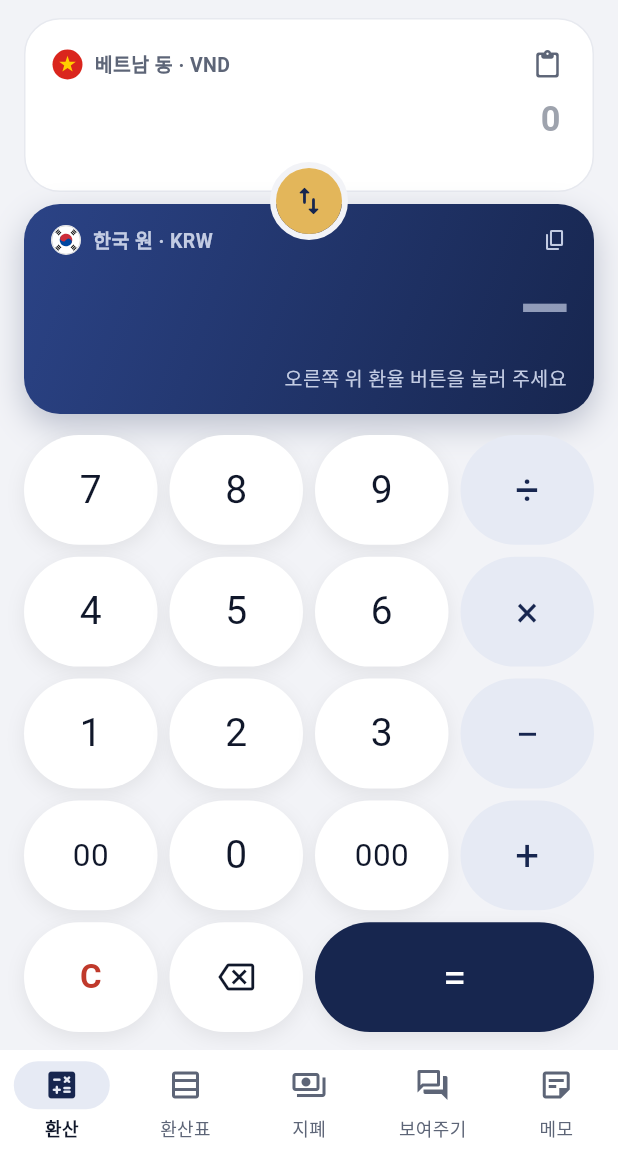
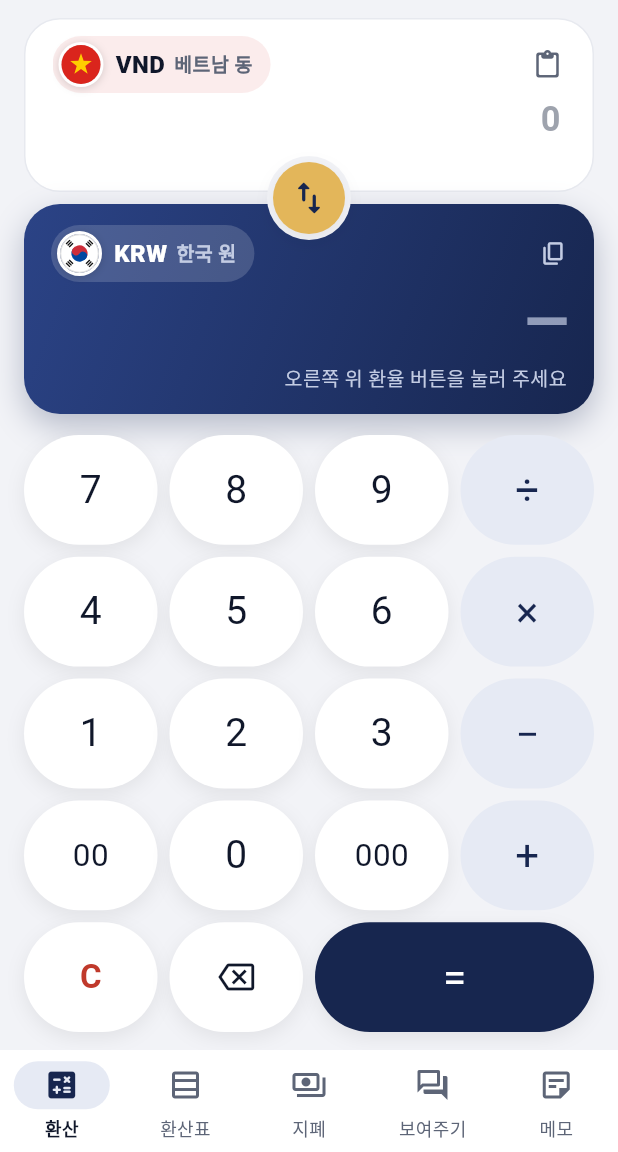
Before and after one commit to hee6635/Currency, a Flutter app: the screen it shows after launch, on a phone screen of 412 x 824 dp, the part 84-1236 px from its top. Run offline on Flutter 3.47's test engine with Material 3 defaults, Android fonts, the phone set to English and light mode, and no system bars; our stand-ins replace shared_preferences; network calls fail.

Commit message:
환산 카드: 통화별 색, 잘 보이는 통화 표시, 바꾸기 버튼 반응
- 결과 카드가 바꿀 통화의 색을 따라감 (원 = 남색, 동 = 베트남 빨강)
  → 바꾸기 버튼을 누르면 색이 바뀌어 방향이 한눈에 보임
- 바꿀 때 위 카드 내용은 아래로, 아래 카드 내용은 위로 미끄러지며 자리 바꿈
- 통화 표시: 국기 26px + 흰 테두리, 코드(VND/KRW) 굵게, 알약 배경
- 바꾸기 버튼: 더 크게, 누르면 눌리는 느낌 + 화살표 반 바퀴 회전 + 진동

Co-Authored-By: Claude Opus 5.5 <noreply@anthropic.com>
Claude-Session: https://claude.ai/code/session_01BF3QGQfAiwtZXxjRey9N4Z

```diff
--- a/flutter_app/lib/ui/common.dart
+++ b/flutter_app/lib/ui/common.dart
@@ -156,8 +156,20 @@ class _KrFlag extends CustomPainter {
     c.rotate(math.atan2(2, 3));
     final red = Paint()..color = const Color(0xFFCD2E3A);
     final blue = Paint()..color = const Color(0xFF0047A0);
-    c.drawArc(Rect.fromCircle(center: Offset.zero, radius: t), math.pi, math.pi, true, red);
-    c.drawArc(Rect.fromCircle(center: Offset.zero, radius: t), 0, math.pi, true, blue);
+    c.drawArc(
+      Rect.fromCircle(center: Offset.zero, radius: t),
+      math.pi,
+      math.pi,
+      true,
+      red,
+    );
+    c.drawArc(
+      Rect.fromCircle(center: Offset.zero, radius: t),
+      0,
+      math.pi,
+      true,
+      blue,
+    );
     c.drawCircle(Offset(-t / 2, 0), t / 2, red);
     c.drawCircle(Offset(t / 2, 0), t / 2, blue);
     c.restore();
@@ -184,7 +196,11 @@ class _KrFlag extends CustomPainter {
 
 /// 모서리가 둥근 흰 카드
 class Panel extends StatelessWidget {
-  const Panel({super.key, required this.child, this.padding = const EdgeInsets.all(18)});
+  const Panel({
+    super.key,
+    required this.child,
+    this.padding = const EdgeInsets.all(18),
+  });
   final Widget child;
   final EdgeInsets padding;
 
@@ -202,6 +218,18 @@ class Panel extends StatelessWidget {
     );
   }
 }
+
+/// 통화마다 고유한 색: 동 = 베트남 국기 빨강, 원 = 남색.
+/// 결과 카드가 바꿀 통화의 색을 따라가서 방향이 한눈에 보인다.
+List<Color> currencyGradient(Currency c, Palette p, Brightness b) {
+  if (c == Currency.krw) return [p.navyHi, p.navy];
+  return b == Brightness.light
+      ? const [Color(0xFFD7383F), Color(0xFF961A24)]
+      : const [Color(0xFFB4323A), Color(0xFF6A131B)];
+}
+
+Color currencyAccent(Currency c, Palette p) =>
+    c == Currency.vnd ? const Color(0xFFD32F2F) : p.navyHi;
 
 /// 남색 강조 카드 (결과, 합계)
 BoxDecoration navyCard(Palette p) => BoxDecoration(
@@ -224,6 +252,9 @@ void toast(BuildContext context, String msg) {
   ScaffoldMessenger.of(context)
     ..hideCurrentSnackBar()
     ..showSnackBar(
-      SnackBar(content: Text(msg), duration: const Duration(milliseconds: 1400)),
+      SnackBar(
+        content: Text(msg),
+        duration: const Duration(milliseconds: 1400),
+      ),
     );
 }
--- a/flutter_app/lib/ui/convert_page.dart
+++ b/flutter_app/lib/ui/convert_page.dart
@@ -31,13 +31,16 @@ class ConvertPage extends StatelessWidget {
                         children: [
                           Column(
                             children: [
-                              SizedBox(height: fromH, child: const _InputCard()),
+                              SizedBox(
+                                height: fromH,
+                                child: const _InputCard(),
+                              ),
                               const SizedBox(height: 8),
                               SizedBox(height: toH, child: const _ResultCard()),
                             ],
                           ),
                           Positioned(
-                            top: fromH + 4 - 24,
+                            top: fromH + 4 - 28,
                             left: 0,
                             right: 0,
                             child: const Center(child: _SwapButton()),
@@ -58,25 +61,76 @@ class ConvertPage extends StatelessWidget {
   }
 }
 
+/// 카드 위쪽 통화 표시: 국기 + 통화 코드(굵게) + 이름, 반투명 알약 배경 위에
 class _CardLabel extends StatelessWidget {
-  const _CardLabel(this.currency, this.color, {this.trailing});
+  const _CardLabel(this.currency, {required this.onNavy, this.trailing});
   final Currency currency;
-  final Color color;
+  final bool onNavy;
   final Widget? trailing;
 
   @override
-  Widget build(BuildContext context) => Row(
+  Widget build(BuildContext context) {
+    final p = context.palette;
+    final strong = onNavy ? p.onNavy : p.ink;
+    final soft = onNavy ? p.onNavyMuted : p.muted;
+    return Row(
       children: [
-      FlagIcon(currency, size: 20),
+        Container(
+          padding: const EdgeInsets.fromLTRB(4, 4, 12, 4),
+          decoration: BoxDecoration(
+            color: onNavy
+                ? Colors.white.withValues(alpha: 0.16)
+                : currencyAccent(currency, p).withValues(
+                    alpha: Theme.of(context).brightness == Brightness.light
+                        ? 0.09
+                        : 0.22,
+                  ),
+            borderRadius: BorderRadius.circular(999),
+          ),
+          child: Row(
+            mainAxisSize: MainAxisSize.min,
+            children: [
+              Container(
+                decoration: BoxDecoration(
+                  shape: BoxShape.circle,
+                  border: Border.all(color: Colors.white, width: 2),
+                  boxShadow: [
+                    BoxShadow(
+                      color: Colors.black.withValues(alpha: 0.15),
+                      blurRadius: 4,
+                      offset: const Offset(0, 1),
+                    ),
+                  ],
+                ),
+                child: FlagIcon(currency, size: 26),
+              ),
               const SizedBox(width: 8),
               Text(
-        '${currency.name} · ${currency.code}',
-        style: TextStyle(fontSize: 13, fontWeight: FontWeight.w600, color: color),
+                currency.code,
+                style: TextStyle(
+                  fontSize: 16,
+                  fontWeight: FontWeight.w800,
+                  color: strong,
+                  letterSpacing: 0.3,
+                ),
+              ),
+              const SizedBox(width: 6),
+              Text(
+                currency.name,
+                style: TextStyle(
+                  fontSize: 13,
+                  fontWeight: FontWeight.w600,
+                  color: soft,
+                ),
+              ),
+            ],
+          ),
         ),
         const Spacer(),
         ?trailing,
       ],
     );
+  }
 }
 
 class _InputCard extends StatelessWidget {
@@ -99,16 +153,23 @@ class _InputCard extends StatelessWidget {
 
     return Panel(
       padding: const EdgeInsets.fromLTRB(18, 10, 10, 12),
+      child: _SwapSlide(
+        value: s.from,
+        fromBelow: false,
         child: Column(
           crossAxisAlignment: CrossAxisAlignment.stretch,
           children: [
             _CardLabel(
               s.from,
-            p.muted,
+              onNavy: false,
               trailing: IconButton(
                 tooltip: '금액 붙여넣기',
                 visualDensity: VisualDensity.compact,
-              icon: Icon(Icons.content_paste_rounded, size: 20, color: p.muted),
+                icon: Icon(
+                  Icons.content_paste_rounded,
+                  size: 20,
+                  color: p.muted,
+                ),
                 onPressed: () async {
                   final data = await Clipboard.getData(Clipboard.kTextPlain);
                   if (!context.mounted) return;
@@ -131,7 +192,9 @@ class _InputCard extends StatelessWidget {
                         fontSize: 34,
                         fontWeight: FontWeight.w600,
                         letterSpacing: -0.8,
-                      color: s.expr.isEmpty ? p.muted.withValues(alpha: 0.6) : p.ink,
+                        color: s.expr.isEmpty
+                            ? p.muted.withValues(alpha: 0.6)
+                            : p.ink,
                         fontFeatures: tabular,
                       ),
                     ),
@@ -155,6 +218,46 @@ class _InputCard extends StatelessWidget {
             ),
           ],
         ),
+      ),
+    );
+  }
+}
+
+/// 통화를 바꿀 때 카드 내용이 자리를 바꾸듯 미끄러지며 바뀐다.
+/// 위 카드는 위에서, 아래 카드는 아래에서 들어온다.
+class _SwapSlide extends StatelessWidget {
+  const _SwapSlide({
+    required this.value,
+    required this.fromBelow,
+    required this.child,
+  });
+  final Currency value;
+  final bool fromBelow;
+  final Widget child;
+
+  @override
+  Widget build(BuildContext context) {
+    return AnimatedSwitcher(
+      duration: const Duration(milliseconds: 320),
+      switchInCurve: Curves.easeOutCubic,
+      switchOutCurve: Curves.easeInCubic,
+      layoutBuilder: (current, previous) =>
+          Stack(fit: StackFit.expand, children: [...previous, ?current]),
+      transitionBuilder: (child, a) {
+        final entering = child.key == ValueKey(value);
+        final dir = fromBelow ? 1.0 : -1.0;
+        final begin = Offset(0, (entering ? 0.6 : -0.6) * dir);
+        return ClipRect(
+          child: FadeTransition(
+            opacity: a,
+            child: SlideTransition(
+              position: Tween(begin: begin, end: Offset.zero).animate(a),
+              child: child,
+            ),
+          ),
+        );
+      },
+      child: KeyedSubtree(key: ValueKey(value), child: child),
     );
   }
 }
@@ -190,13 +293,31 @@ class _ResultCard extends StatelessWidget {
           if (r >= 1000) subs.add('${fmt(r / 1000)}K');
         }
         if (s.feePercent > 0) {
-          feeLine = '수수료 ${s.feePercent.toStringAsFixed(1)}% 반영 ≈ ${fmt(s.withFee(r))}${to.unit}';
+          feeLine =
+              '수수료 ${s.feePercent.toStringAsFixed(1)}% 반영 ≈ ${fmt(s.withFee(r))}${to.unit}';
         }
       }
     }
 
-    return DecoratedBox(
-      decoration: navyCard(p),
+    final colors = currencyGradient(to, p, Theme.of(context).brightness);
+    return AnimatedContainer(
+      duration: const Duration(milliseconds: 380),
+      curve: Curves.easeOutCubic,
+      decoration: BoxDecoration(
+        borderRadius: BorderRadius.circular(24),
+        gradient: LinearGradient(
+          begin: Alignment.topLeft,
+          end: Alignment.bottomRight,
+          colors: colors,
+        ),
+        boxShadow: [
+          BoxShadow(
+            color: colors.last.withValues(alpha: 0.28),
+            blurRadius: 18,
+            offset: const Offset(0, 8),
+          ),
+        ],
+      ),
       child: Material(
         type: MaterialType.transparency,
         child: InkWell(
@@ -210,13 +331,20 @@ class _ResultCard extends StatelessWidget {
                 },
           child: Padding(
             padding: const EdgeInsets.fromLTRB(18, 14, 18, 14),
+            child: _SwapSlide(
+              value: to,
+              fromBelow: true,
               child: Column(
                 crossAxisAlignment: CrossAxisAlignment.stretch,
                 children: [
                   _CardLabel(
                     to,
-                  p.onNavyMuted,
-                  trailing: Icon(Icons.copy_rounded, size: 16, color: p.onNavyMuted),
+                    onNavy: true,
+                    trailing: Icon(
+                      Icons.copy_rounded,
+                      size: 18,
+                      color: p.onNavyMuted,
+                    ),
                   ),
                   Expanded(
                     child: Align(
@@ -235,7 +363,10 @@ class _ResultCard extends StatelessWidget {
                           transitionBuilder: (child, a) => FadeTransition(
                             opacity: a,
                             child: SlideTransition(
-                            position: Tween(begin: const Offset(0, 0.25), end: Offset.zero).animate(a),
+                              position: Tween(
+                                begin: const Offset(0, 0.25),
+                                end: Offset.zero,
+                              ).animate(a),
                               child: child,
                             ),
                           ),
@@ -246,7 +377,9 @@ class _ResultCard extends StatelessWidget {
                               fontSize: 42,
                               fontWeight: FontWeight.w800,
                               letterSpacing: -1.2,
-                            color: s.expr.isEmpty ? p.onNavyMuted.withValues(alpha: 0.7) : p.onNavy,
+                              color: s.expr.isEmpty
+                                  ? p.onNavyMuted.withValues(alpha: 0.7)
+                                  : p.onNavy,
                               fontFeatures: tabular,
                             ),
                           ),
@@ -259,7 +392,11 @@ class _ResultCard extends StatelessWidget {
                     textAlign: TextAlign.right,
                     maxLines: 1,
                     overflow: TextOverflow.ellipsis,
-                  style: TextStyle(fontSize: 13, color: p.onNavyMuted, fontFeatures: tabular),
+                    style: TextStyle(
+                      fontSize: 13,
+                      color: p.onNavyMuted,
+                      fontFeatures: tabular,
+                    ),
                   ),
                   if (feeLine != null)
                     Text(
@@ -279,37 +416,47 @@ class _ResultCard extends StatelessWidget {
             ),
           ),
         ),
+      ),
     );
   }
 }
 
-class _SwapButton extends StatelessWidget {
+/// 통화 바꾸기 버튼: 누르면 살짝 눌리고, 화살표가 반 바퀴 돈다
+class _SwapButton extends StatefulWidget {
   const _SwapButton();
+
+  @override
+  State<_SwapButton> createState() => _SwapButtonState();
+}
+
+class _SwapButtonState extends State<_SwapButton> {
+  double _turns = 0;
 
   @override
   Widget build(BuildContext context) {
     final p = context.palette;
-    return Container(
-      decoration: BoxDecoration(
-        shape: BoxShape.circle,
-        border: Border.all(color: p.bg, width: 4),
-      ),
-      child: Material(
+    return Semantics(
+      button: true,
+      label: '통화 바꾸기',
+      excludeSemantics: true,
+      child: Container(
+        width: 56,
+        height: 56,
+        padding: const EdgeInsets.all(4),
+        decoration: BoxDecoration(shape: BoxShape.circle, color: p.bg),
+        child: PressableKey(
           color: p.gold,
-        shape: const CircleBorder(),
-        child: InkWell(
-          customBorder: const CircleBorder(),
+          highlight: p.navyHi,
           onTap: () {
-            HapticFeedback.selectionClick();
+            HapticFeedback.mediumImpact();
+            setState(() => _turns += 0.5);
             AppScope.read(context).swap();
           },
-          child: Tooltip(
-            message: '통화 바꾸기',
-            child: SizedBox(
-              width: 44,
-              height: 44,
-              child: Icon(Icons.swap_vert_rounded, color: p.navy, size: 24),
-            ),
+          child: AnimatedRotation(
+            turns: _turns,
+            duration: const Duration(milliseconds: 380),
+            curve: Curves.easeOutBack,
+            child: Icon(Icons.swap_vert_rounded, color: p.navy, size: 28),
           ),
         ),
       ),
@@ -357,7 +504,9 @@ class Keypad extends StatelessWidget {
                     for (final (j, k) in row.indexed) ...[
                       if (j > 0) const SizedBox(width: gap),
                       SizedBox(
-                        width: row.length == 3 && k == '=' ? cell * 2 + gap : cell,
+                        width: row.length == 3 && k == '='
+                            ? cell * 2 + gap
+                            : cell,
                         child: _Key(k, _kind(k)),
                       ),
                     ],
```
Lines whose indentation alone changed are shown as unchanged.
